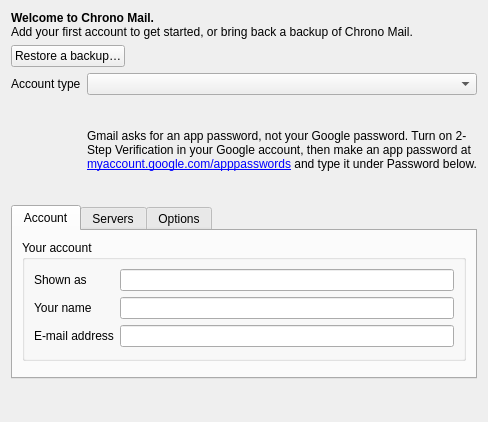
Before: the Qt Designer form src/chrono_mail/ui/forms/account_add.ui in rob-vandenberg/chrono-mail, drawn with Qt 5.
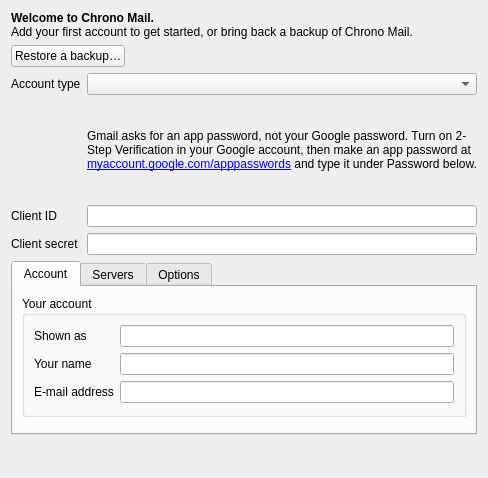
After: the same form once the commit is applied.

Commit message: Each Google account has its own client ID and client secret, entered when it is created and on its General tab

```diff
--- a/src/chrono_mail/ui/forms/account_add.ui
+++ b/src/chrono_mail/ui/forms/account_add.ui
@@ -54,6 +54,32 @@
        </property>
       </widget>
      </item>
+     <item row="2" column="0">
+      <widget class="QLabel" name="googleClientIdLabel">
+       <property name="text">
+        <string>Client ID</string>
+       </property>
+       <property name="buddy">
+        <cstring>googleClientId</cstring>
+       </property>
+      </widget>
+     </item>
+     <item row="2" column="1">
+      <widget class="QLineEdit" name="googleClientId" />
+     </item>
+     <item row="3" column="0">
+      <widget class="QLabel" name="googleClientSecretLabel">
+       <property name="text">
+        <string>Client secret</string>
+       </property>
+       <property name="buddy">
+        <cstring>googleClientSecret</cstring>
+       </property>
+      </widget>
+     </item>
+     <item row="3" column="1">
+      <widget class="QLineEdit" name="googleClientSecret" />
+     </item>
     </layout>
    </item>
    <item>
```
The commit also changes 28 other files.
